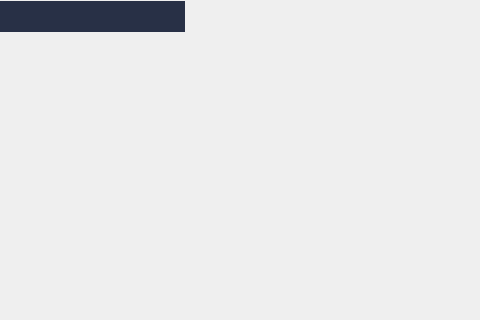
Before: the Qt Designer form design/table.ui in yurii-bel/project_2021, drawn with Qt 5; both pictures show x 256 to 736 and y 0 to 320 of the 930 by 905 pixel window.
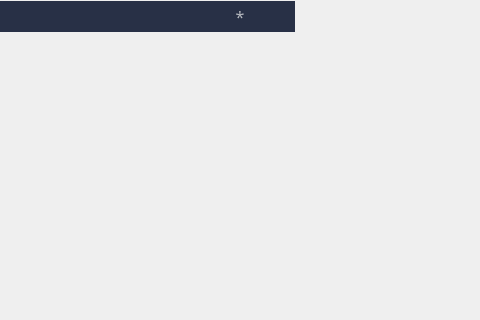
After: the same form once the commit is applied. Icons and pictures are not drawn.

Commit message: congrats for finishing work with tables. gl with diagrams

```diff
--- a/design/table.ui
+++ b/design/table.ui
@@ -151,6 +151,11 @@
       <normaloff>img/icons/clock.png</normaloff>img/icons/clock.png</iconset>
     </property>
    </column>
+   <column>
+    <property name="text">
+     <string>*</string>
+    </property>
+   </column>
   </widget>
  </widget>
  <resources/>
```
Left out of the diff: 6 changed lines with no effect on the pictures. The commit also changes 1 other file.
